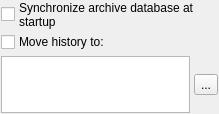
Above: src/plugins/filemessagearchive/filearchiveoptionswidget2.ui from xnamed/vacuum-im before the change. Below: the same form after it.
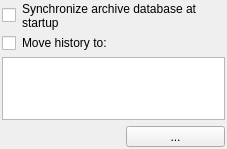
That is the form after the change.

Diff of the .ui file:
```diff
--- a/src/plugins/filemessagearchive/filearchiveoptionswidget2.ui
+++ b/src/plugins/filemessagearchive/filearchiveoptionswidget2.ui
@@ -6,8 +6,8 @@
    <rect>
     <x>0</x>
     <y>0</y>
-    <width>219</width>
-    <height>110</height>
+    <width>227</width>
+    <height>149</height>
    </rect>
   </property>
   <property name="sizePolicy">
@@ -16,28 +16,20 @@
     <verstretch>0</verstretch>
    </sizepolicy>
   </property>
-  <layout class="QVBoxLayout" name="verticalLayout_2">
-   <property name="spacing">
-    <number>6</number>
-   </property>
+  <layout class="QGridLayout" name="gridLayout">
    <property name="leftMargin">
-    <number>1</number>
+    <number>2</number>
    </property>
    <property name="topMargin">
-    <number>1</number>
+    <number>2</number>
    </property>
    <property name="rightMargin">
-    <number>1</number>
+    <number>2</number>
    </property>
    <property name="bottomMargin">
-    <number>1</number>
+    <number>2</number>
    </property>
-   <item>
-    <layout class="QHBoxLayout" name="horizontalLayout">
-     <property name="spacing">
-      <number>4</number>
-     </property>
-     <item>
+   <item row="0" column="0">
       <widget class="QCheckBox" name="chbDatabaseSync">
        <property name="sizePolicy">
         <sizepolicy hsizetype="Maximum" vsizetype="Maximum">
@@ -50,7 +42,7 @@
        </property>
       </widget>
      </item>
-     <item>
+   <item row="0" column="1" colspan="2">
       <widget class="QLabel" name="label">
        <property name="sizePolicy">
         <sizepolicy hsizetype="Expanding" vsizetype="Maximum">
@@ -66,16 +58,7 @@
        </property>
       </widget>
      </item>
-    </layout>
-   </item>
-   <item>
-    <layout class="QVBoxLayout" name="verticalLayout">
-     <item>
-      <layout class="QHBoxLayout" name="horizontalLayout_3">
-       <property name="spacing">
-        <number>4</number>
-       </property>
-       <item>
+   <item row="1" column="0">
         <widget class="QCheckBox" name="chbLocation">
          <property name="sizePolicy">
           <sizepolicy hsizetype="Maximum" vsizetype="Maximum">
@@ -88,7 +71,7 @@
          </property>
         </widget>
        </item>
-       <item>
+   <item row="1" column="1" colspan="2">
         <widget class="QLabel" name="label_2">
          <property name="sizePolicy">
           <sizepolicy hsizetype="Expanding" vsizetype="Maximum">
@@ -104,33 +87,41 @@
          </property>
         </widget>
        </item>
-      </layout>
-     </item>
-     <item>
-      <layout class="QHBoxLayout" name="horizontalLayout_2">
-       <property name="spacing">
-        <number>4</number>
-       </property>
-       <item>
+   <item row="2" column="0" colspan="3">
         <widget class="QTextEdit" name="lneLocation">
          <property name="sizePolicy">
-          <sizepolicy hsizetype="Expanding" vsizetype="Expanding">
+      <sizepolicy hsizetype="Expanding" vsizetype="Preferred">
            <horstretch>0</horstretch>
            <verstretch>0</verstretch>
           </sizepolicy>
          </property>
         </widget>
        </item>
-       <item>
+   <item row="3" column="0" colspan="2">
+    <spacer name="horizontalSpacer">
+     <property name="orientation">
+      <enum>Qt::Horizontal</enum>
+     </property>
+     <property name="sizeHint" stdset="0">
+      <size>
+       <width>115</width>
+       <height>20</height>
+      </size>
+     </property>
+    </spacer>
+   </item>
+   <item row="3" column="2">
         <widget class="QToolButton" name="tlbLocation">
+     <property name="sizePolicy">
+      <sizepolicy hsizetype="Preferred" vsizetype="Fixed">
+       <horstretch>0</horstretch>
+       <verstretch>0</verstretch>
+      </sizepolicy>
+     </property>
          <property name="text">
           <string notr="true">...</string>
          </property>
         </widget>
-       </item>
-      </layout>
-     </item>
-    </layout>
    </item>
   </layout>
  </widget>
```
Lines whose indentation alone changed are shown as unchanged.
